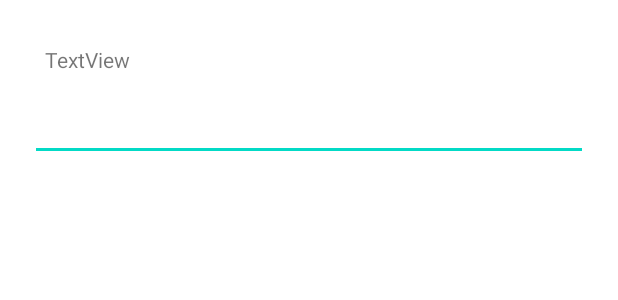
After one commit to Viktorphp84/Viktorphp84_Repository, an Android app: the layout string_activity.xml on its own in the app's theme, with its tools: preview values and no code run, on a phone screen of 412 x 824 dp. The commit adds this screen. Shown: the top 300 px of the screen. Run offline under Robolectric (Android 15) with nearby library versions, the phone set to English and light mode, and no system bars.

Commit message:
05.12.2021

```diff
--- /dev/null
+++ b/app/src/main/java/com/example/viktor_ivanov_app/DataInput.kt
@@ -0,0 +1,6 @@
+package com.example.viktor_ivanov_app
+
+data class DataInput(
+    val str: String,
+    val nameEdit: String
+)
--- a/app/src/main/res/layout/activity_main.xml
+++ b/app/src/main/res/layout/activity_main.xml
@@ -66,7 +66,6 @@
         android:layout_height="wrap_content"
         android:layout_marginBottom="48dp"
         android:backgroundTint="@color/button_background"
-        android:onClick="onClickTest"
         android:text="@string/button_next"
         android:textColor="@color/white"
         app:layout_constraintBottom_toBottomOf="parent"
--- /dev/null
+++ b/app/src/main/res/layout/string_activity.xml
@@ -0,0 +1,24 @@
+<?xml version="1.0" encoding="utf-8"?>
+<LinearLayout xmlns:android="http://schemas.android.com/apk/res/android"
+    android:layout_width="match_parent"
+    android:layout_height="wrap_content"
+    android:orientation="vertical"
+    android:padding="20dp">
+
+
+    <TextView
+        android:id="@+id/textForInput"
+        android:layout_width="match_parent"
+        android:layout_height="wrap_content"
+        android:padding="10dp"
+        android:text="TextView" />
+
+    <EditText
+        android:id="@+id/editTextForInput"
+        android:layout_width="match_parent"
+        android:layout_height="wrap_content"
+        android:ems="10"
+        android:inputType="textPersonName"
+        android:minHeight="48dp" />
+        //android:text="@string/binding_enter_load" />
+</LinearLayout>
--- a/app/src/main/res/values/strings.xml
+++ b/app/src/main/res/values/strings.xml
@@ -15,4 +15,6 @@
     <string name="type_load">Load type selection</string>
     <string name="off">Disable recalculation</string>
     <string name="load">Load</string>
+    <string name="binding_enter_load">Enter the Load</string>
+    <string name="number_load">Load №</string>
 </resources>
```
Also changed, not shown: app/src/main/java/com/example/viktor_ivanov_app/ActivityInsertData.kt (+24 -5 lines), app/src/main/java/com/example/viktor_ivanov_app/AdapterForInput.kt (added, +24 -0 lines), app/src/main/java/com/example/viktor_ivanov_app/MainActivity.kt (+6 -39 lines), app/src/main/java/com/example/viktor_ivanov_app/ViewHolderInput.kt (added, +16 -0 lines), app/src/main/res/layout/activity_insert_data.xml (+17 -4 lines), app/src/main/res/layout/custom_string_layout.xml (deleted, +0 -38 lines).
